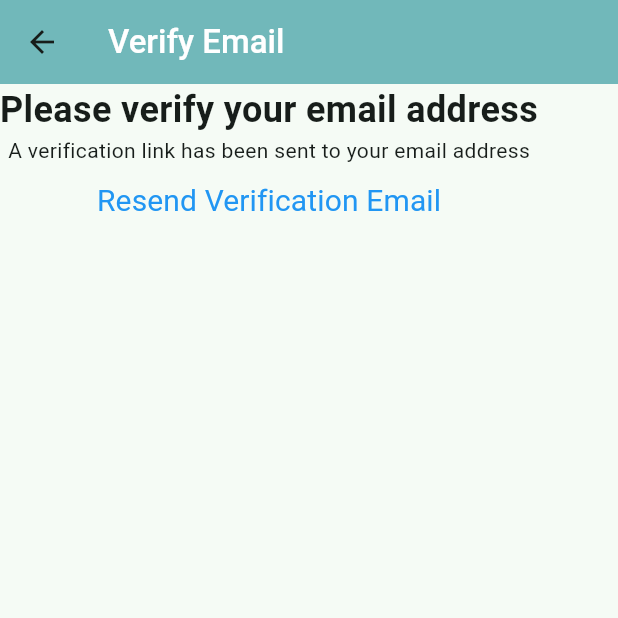
After one commit to Omkar-t06/My_MCMS_App, a Flutter app: the VerifyEmail screen opened by its route, after a tap on "Resend Verification Email", on a phone screen of 412 x 824 dp, the top half of it. The commit adds this screen. Run offline on Flutter 3.47's test engine with Material 3 defaults, Android fonts, the phone set to English and light mode, and no system bars; our stand-ins replace firebase_auth, firebase_core; accounts and stored records are empty; network calls fail.

Commit message:
Verify Email and Home page addition

```diff
--- a/lib/constants/router.dart
+++ b/lib/constants/router.dart
@@ -1,6 +1,7 @@
 import 'package:flutter/material.dart';
 import 'package:my_mcms/views/login_view.dart';
 import 'package:my_mcms/views/registration_view.dart';
+import 'package:my_mcms/views/verify_email.dart';
 
 Route<dynamic> generateRoute(RouteSettings routeSettings) {
   switch (routeSettings.name) {
@@ -14,6 +15,11 @@ Route<dynamic> generateRoute(RouteSettings routeSettings) {
         settings: routeSettings,
         builder: (context) => const LoginView(),
       );
+    case VerifyEmail.route:
+      return MaterialPageRoute(
+        settings: routeSettings,
+        builder: (context) => const VerifyEmail(),
+      );
     default:
       return MaterialPageRoute(
         settings: routeSettings,
--- a/lib/views/registration_view.dart
+++ b/lib/views/registration_view.dart
@@ -81,7 +81,8 @@ class _RegistrationViewState extends State<RegistrationView> {
       body: Column(
         children: [
           const TitleText(
-              data: "Welcome To Municipal Corporation Complaint System"),
+            data: "Welcome To Municipal Corporation Complaint System",
+          ),
           const Text("Please Register Yourself"),
           Padding(
             padding: const EdgeInsets.all(8.0),
@@ -144,9 +145,11 @@ class _RegistrationViewState extends State<RegistrationView> {
                         label: 'Email',
                         icon: const Icon(Icons.email),
                       ),
+                    if (_options == RegistrationOptions.email)
                       const SizedBox(
                         height: 10,
                       ),
+                    if (_options == RegistrationOptions.email)
                       PasswordTextField(
                         controller: _passwordController,
                       ),
--- /dev/null
+++ b/lib/views/verify_email.dart
@@ -0,0 +1,39 @@
+import 'package:firebase_auth/firebase_auth.dart';
+import 'package:flutter/material.dart';
+import 'package:my_mcms/constants/text_style.dart';
+import 'package:my_mcms/utils/widgets/custom_appbar.dart';
+import 'package:my_mcms/utils/widgets/title_text.dart';
+
+class VerifyEmail extends StatefulWidget {
+  static const String route = '/verify-email';
+  const VerifyEmail({super.key});
+
+  @override
+  State<VerifyEmail> createState() => _VerifyEmailState();
+}
+
+class _VerifyEmailState extends State<VerifyEmail> {
+  @override
+  Widget build(BuildContext context) {
+    return Scaffold(
+      appBar: customAppBar(titleText: "Verify Email"),
+      body: Column(
+        crossAxisAlignment: CrossAxisAlignment.center,
+        children: [
+          const TitleText(data: "Please verify your email address"),
+          const Text("A verification link has been sent to your email address"),
+          TextButton(
+            onPressed: () async {
+              final user = FirebaseAuth.instance.currentUser;
+              await user?.sendEmailVerification();
+            },
+            child: const Text(
+              "Resend Verification Email",
+              style: buttonTextStyle,
+            ),
+          ),
+        ],
+      ),
+    );
+  }
+}
```
Also changed, not shown: lib/main.dart (+25 -4 lines). Lines whose indentation alone changed are shown as unchanged.
